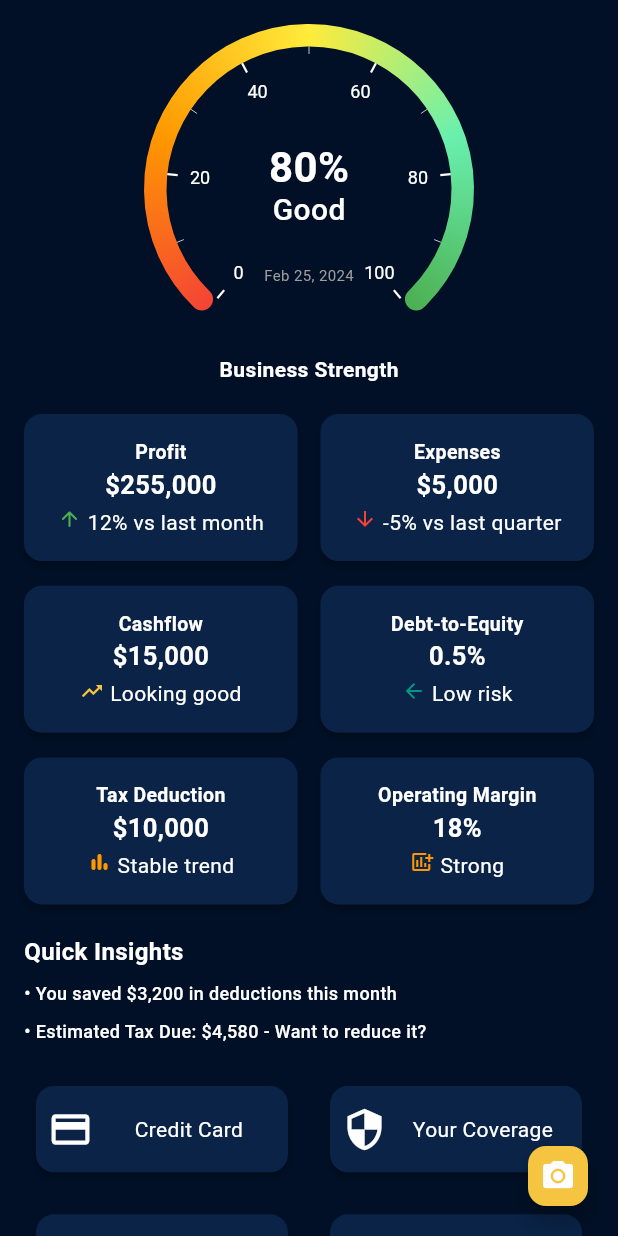
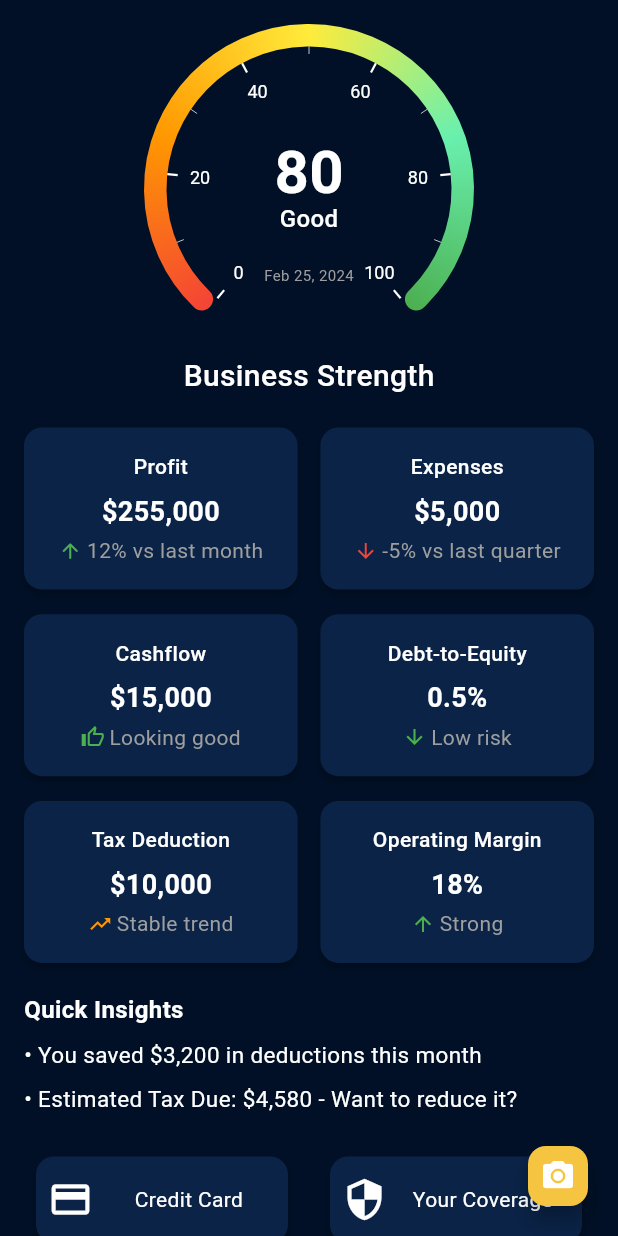
Before and after one commit to loveshsahu007/booksmart, a Flutter app: the DashboardScreen screen opened directly, on a phone screen of 412 x 824 dp. Run offline on Flutter 3.47's test engine with Material 3 defaults, Android fonts, the phone set to English and light mode, and no system bars; drawn by our look-alikes of syncfusion_flutter_gauges; our stand-ins replace accordion, camera, dropdown_search, file_picker, fl_chart, get and 6 more; Roboto replaces fonts that are missing (centurygothic); project files that could hold a hidden picture were left out.

Commit message:
UI Review - Sign-up, organization, user dashbboard

```diff
--- a/lib/modules/user/ui/authentication/login_screen.dart
+++ b/lib/modules/user/ui/authentication/login_screen.dart
@@ -173,7 +173,6 @@ class _LoginWithEmailScreenState extends State<LoginWithEmailScreen> {
                             Get.offAllNamed(Routes.home);
                           },
                         ),
-                        0.02.verticalSpace,
                         SignInButton(
                           Buttons.apple,
                           textStyle: TextStyle(color: Colors.black),
--- a/lib/modules/user/ui/dashboard/dashboard_screen.dart
+++ b/lib/modules/user/ui/dashboard/dashboard_screen.dart
@@ -41,8 +41,8 @@ class DashboardScreen extends StatelessWidget {
 
             AppText(
               "Business Strength",
-              fontSize: 14,
-              fontWeight: FontWeight.bold,
+              fontSize: 20,
+              fontWeight: FontWeight.w500,
               color: textPrimary,
             ),
             const SizedBox(height: 20),
@@ -88,8 +88,8 @@ class DashboardScreen extends StatelessWidget {
                     context,
                     title: "Cashflow",
                     value: "\$15,000",
-                    icon: Icons.trending_up,
-                    iconColor: colorScheme.primary,
+                    icon: Icons.thumb_up_outlined,
+                    iconColor: Colors.green,
                     trendText: "Looking good",
                     onTap: () {
                       if (kIsWeb) {
@@ -102,22 +102,27 @@ class DashboardScreen extends StatelessWidget {
                       }
                     },
                   ),
+                  // green for down
+                  // red for up
                   metricCard(
                     context,
                     title: "Debt-to-Equity",
                     value: "0.5%",
-                    icon: Icons.arrow_back,
-                    iconColor: Colors.teal,
+                    icon: Icons.arrow_downward,
+                    iconColor: Colors.green,
                     trendText: "Low risk",
                     onTap: () {
                       showSnackBar("Need Discussion");
                     },
                   ),
+                  // increase -> green
+                  // in-betwen -> orange
+                  // decrese -> red
                   metricCard(
                     context,
                     title: "Tax Deduction",
                     value: "\$10,000",
-                    icon: Icons.bar_chart_rounded,
+                    icon: Icons.trending_up,
                     iconColor: Colors.orange,
                     trendText: "Stable trend",
                     onTap: () {
@@ -131,12 +136,15 @@ class DashboardScreen extends StatelessWidget {
                       }
                     },
                   ),
+                  // strong - green
+                  // medium - orange
+                  // weak - red
                   metricCard(
                     context,
                     title: "Operating Margin",
                     value: "18%",
-                    icon: Icons.add_chart,
-                    iconColor: Colors.orange,
+                    icon: Icons.arrow_upward,
+                    iconColor: Colors.green,
                     trendText: "Strong",
                     onTap: () {
                       showSnackBar("Need Discussion");
@@ -183,13 +191,11 @@ class DashboardScreen extends StatelessWidget {
   // Components and Widgets
   // =======================
 
-
-
   Widget _insightText(String text, Color color) => AppText(
     text,
-    fontSize: 12,
+    fontSize: 15,
     color: color,
-    fontWeight: FontWeight.w500,
+    fontWeight: FontWeight.w400,
     textAlign: TextAlign.left,
   );
 
@@ -206,10 +212,36 @@ class DashboardScreen extends StatelessWidget {
           childAspectRatio: 4 / 1.6,
           physics: const NeverScrollableScrollPhysics(),
           children: [
-            _menuCard(Icons.credit_card, "Credit Card", cardColor, textColor),
-            _menuCard(Icons.security, "Your Coverage", cardColor, textColor),
-            _menuCard(Icons.pie_chart, "Reports", cardColor, textColor),
-            _menuCard(Icons.account_balance, "Accounts", cardColor, textColor),
+            _menuCard(
+              Icons.credit_card,
+              "Credit Card",
+              cardColor,
+              textColor,
+              () {
+                // navigate to
+              },
+            ),
+            _menuCard(
+              Icons.security,
+              "Your Coverage",
+              cardColor,
+              textColor,
+              () {
+                // navigate to
+              },
+            ),
+            _menuCard(Icons.pie_chart, "Reports", cardColor, textColor, () {
+              // navigate to
+            }),
+            _menuCard(
+              Icons.account_balance,
+              "Accounts",
+              cardColor,
+              textColor,
+              () {
+                // navigate to
+              },
+            ),
           ],
         );
       },
@@ -221,12 +253,13 @@ class DashboardScreen extends StatelessWidget {
     String title,
     Color cardColor,
     Color textColor,
+    Function()? onTap,
   ) {
     return InkWell(
       child: Card(
         clipBehavior: Clip.antiAlias,
         child: InkWell(
-          onTap: () {},
+          onTap: onTap,
           child: Container(
             padding: const EdgeInsets.all(8),
             decoration: BoxDecoration(borderRadius: BorderRadius.circular(16)),
@@ -284,14 +317,14 @@ class DashboardScreen extends StatelessWidget {
                 mainAxisSize: MainAxisSize.min,
                 children: [
                   FittedText(
-                    '${pointerValue.toInt()}%',
+                    '${pointerValue.toInt()}',
                     style: TextStyle(
-                      fontSize: 28,
+                      fontSize: 40,
                       fontWeight: FontWeight.bold,
                       height: 1,
                     ),
                   ),
-                  AppText('Good', fontSize: 20, fontWeight: FontWeight.w500),
+                  AppText('Good', fontSize: 16, fontWeight: FontWeight.w500),
                 ],
               ),
             ),
@@ -313,6 +346,7 @@ class DashboardScreen extends StatelessWidget {
     );
   }
 }
+
 Widget metricCard(
   BuildContext context, {
   required String title,
@@ -340,25 +374,28 @@ class DashboardScreen extends StatelessWidget {
             children: [
               AppText(
                 title,
-                  fontSize: 13,
-                  fontWeight: FontWeight.bold,
+                fontSize: 14,
+                fontWeight: FontWeight.w500,
                 color: colorScheme.onSurface,
               ),
+              const SizedBox(height: 7),
               AppText(
                 value,
-                  fontSize: 17,
+                fontSize: 18,
                 fontWeight: FontWeight.bold,
                 color: colorScheme.onSurface,
               ),
               const SizedBox(height: 3),
               Wrap(
+                alignment: WrapAlignment.center,
+                crossAxisAlignment: WrapCrossAlignment.center,
                 children: [
                   Icon(icon, color: iconColor, size: 16),
-                    const SizedBox(width: 4),
+                  const SizedBox(width: 3),
                   AppText(
                     trendText,
                     fontSize: 14,
-                      color: colorScheme.onSurfaceVariant,
+                    color: Get.isDarkMode ? Colors.grey : Colors.black54,
                   ),
                 ],
               ),
--- a/lib/modules/user/ui/organization/organization_list_screen.dart
+++ b/lib/modules/user/ui/organization/organization_list_screen.dart
@@ -44,19 +44,19 @@ class _OrganizationListScreenState extends State<OrganizationListScreen> {
               ListTile(
                 leading: Icon(Icons.business),
                 title: Text('Organization 1'),
-                subtitle: Text('Description of Organization 1'),
+                subtitle: Text('3322-24-43'),
               ),
               SizedBox(height: 10),
               ListTile(
                 leading: Icon(Icons.business),
                 title: Text('Organization 2'),
-                subtitle: Text('Description of Organization 2'),
+                subtitle: Text('212-324-444'),
               ),
               SizedBox(height: 10),
               ListTile(
                 leading: Icon(Icons.business),
                 title: Text('Organization 3'),
-                subtitle: Text('Description of Organization 3'),
+                subtitle: Text('123-234-4234'),
               ),
             ],
           ),
--- a/lib/modules/user/ui/organization/switch_organization_dialog.dart
+++ b/lib/modules/user/ui/organization/switch_organization_dialog.dart
@@ -15,8 +15,7 @@ void showSwitchOrganizationDialog() {
                 ? Get.theme.colorScheme.surface
                 : Colors.white,
           ),
-
-          constraints: BoxConstraints(maxWidth: 400),
+          constraints: BoxConstraints(maxWidth: 350),
           child: Material(
             color: Colors.transparent,
             child: SingleChildScrollView(
@@ -33,6 +32,7 @@ void showSwitchOrganizationDialog() {
                       showSnackBar('Switched to Organization 3');
                     },
                   ),
+                  Divider(thickness: 0.1),
                   ListTile(
                     leading: Icon(Icons.business),
                     title: Text('Organization 2'),
@@ -42,6 +42,7 @@ void showSwitchOrganizationDialog() {
                       showSnackBar('Switched to Organization 3');
                     },
                   ),
+                  Divider(thickness: 0.1),
                   ListTile(
                     leading: Icon(Icons.business),
                     title: Text('Organization 3'),
```
Also changed, not shown: lib/modules/user/ui/ai_strategy_screen.dart (+12 -6 lines), lib/modules/user/ui/authentication/sign_up.dart (+1 -10 lines), lib/modules/user/ui/organization/add_organization_screen.dart (+36 -17 lines), lib/modules/user/ui/profile_screen.dart (added, +121 -0 lines), lib/modules/user/ui/settings/settings_screen.dart (+17 -2 lines), lib/widgets/app_text_field.dart (+5 -2 lines). Lines whose indentation alone changed are shown as unchanged.
